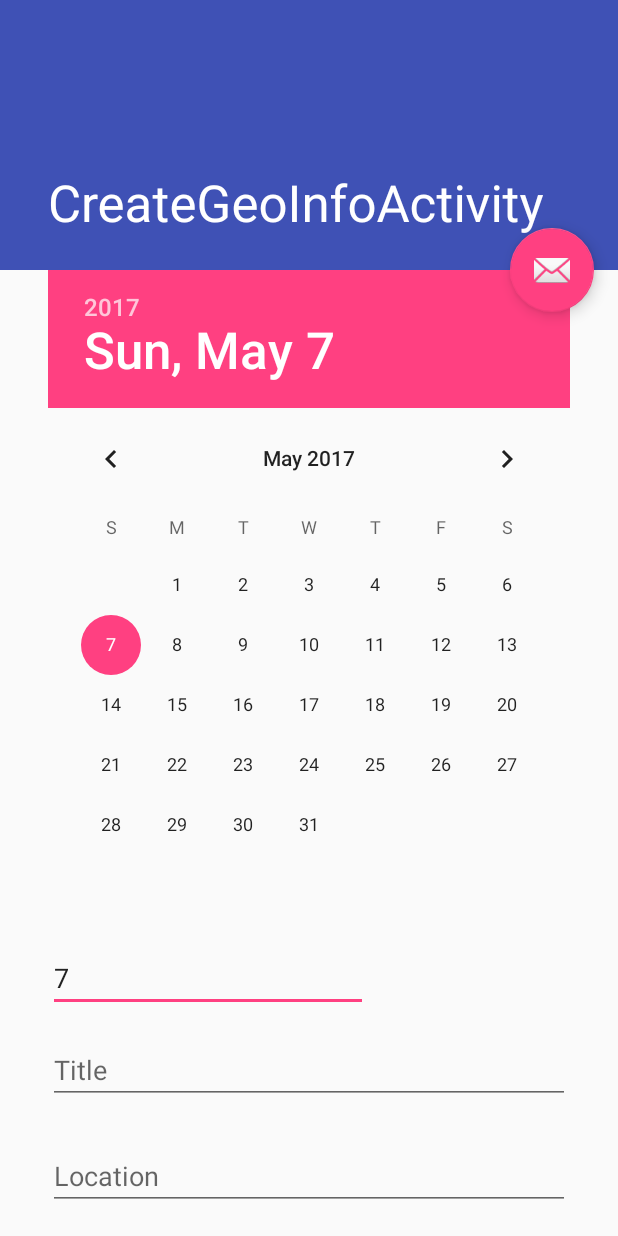
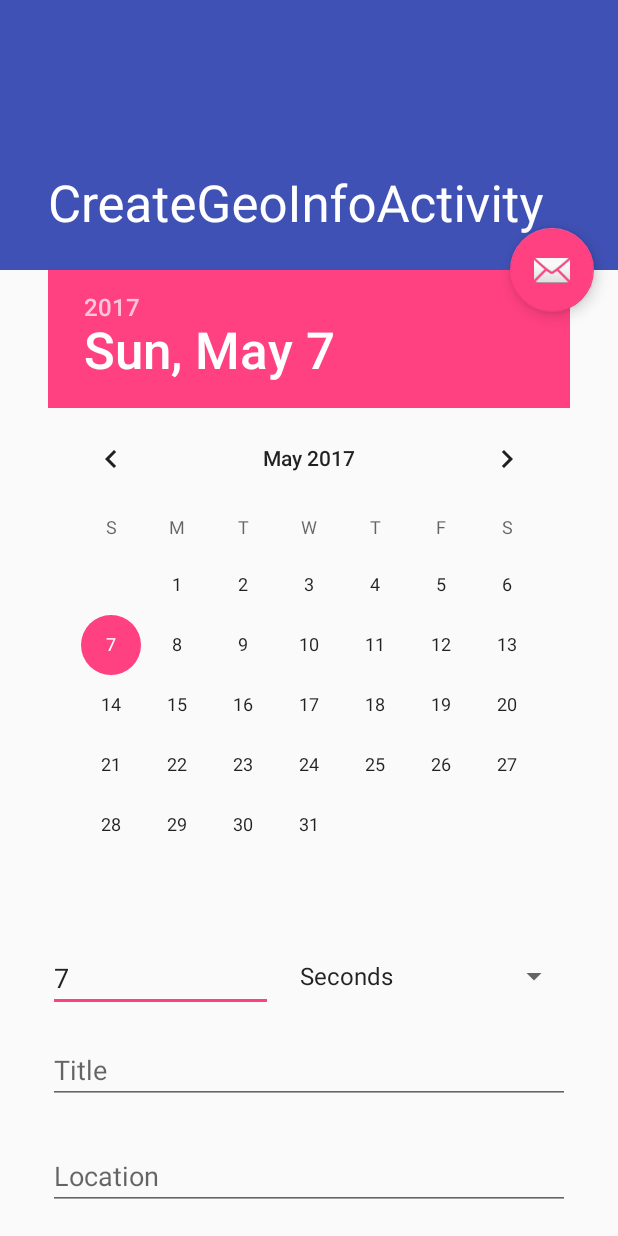
Before and after one commit to nikitosbobin/geolocation-timer, an Android app: the CreateGeoInfoActivity screen opened directly, with no data from a screen before it, on a phone screen of 412 x 824 dp. Run offline under Robolectric (Android 15) with nearby library versions, the phone set to English and light mode, and no system bars; our stand-ins replace ButterKnife.

Commit message:
Change determine user position logic. Add spinner to content_create_geo_info to select time unit of update period

```diff
--- a/app/src/main/java/com/nikit/bobin/geolocationtimer/CreateGeoInfoActivity.java
+++ b/app/src/main/java/com/nikit/bobin/geolocationtimer/CreateGeoInfoActivity.java
@@ -13,9 +13,11 @@ import android.support.v7.app.AppCompatActivity;
 import android.support.v7.widget.Toolbar;
 import android.text.Editable;
 import android.view.View;
+import android.widget.ArrayAdapter;
 import android.widget.Button;
 import android.widget.DatePicker;
 import android.widget.EditText;
+import android.widget.Spinner;
 import android.widget.Switch;
 import android.widget.Toast;
 
@@ -58,7 +60,8 @@ public class CreateGeoInfoActivity extends AppCompatActivity {
     Switch geoInfoEnabledSwitch;
     @BindView(R.id.delete_button)
     Button deleteGeoInfoButton;
-
+    @BindView(R.id.time_unit_spinner)
+    Spinner timeUnitSpinner;
 
     @Override
     protected void onCreate(Bundle savedInstanceState) {
@@ -71,7 +74,6 @@ public class CreateGeoInfoActivity extends AppCompatActivity {
 
         ButterKnife.bind(this);
         loadFromIntent();
-
         FloatingActionButton fab = (FloatingActionButton) findViewById(R.id.fab);
         fab.setOnClickListener(new View.OnClickListener() {
             @Override
--- a/app/src/main/res/layout/content_create_geo_info.xml
+++ b/app/src/main/res/layout/content_create_geo_info.xml
@@ -1,6 +1,5 @@
 <?xml version="1.0" encoding="utf-8"?>
-<android.support.v4.widget.NestedScrollView
-    xmlns:android="http://schemas.android.com/apk/res/android"
+<android.support.v4.widget.NestedScrollView xmlns:android="http://schemas.android.com/apk/res/android"
     xmlns:app="http://schemas.android.com/apk/res-auto"
     xmlns:tools="http://schemas.android.com/tools"
     android:layout_width="match_parent"
@@ -8,6 +7,7 @@
     app:layout_behavior="@string/appbar_scrolling_view_behavior"
     tools:context="com.nikit.bobin.geolocationtimer.CreateGeoInfoActivity"
     tools:showIn="@layout/activity_create_geo_info">
+
     <RelativeLayout
         android:id="@+id/rel"
         android:layout_width="match_parent"
@@ -22,80 +22,81 @@
 
         <EditText
             android:id="@+id/period_selector"
-            android:layout_width="wrap_content"
+            android:layout_width="150dp"
+            android:layout_marginEnd="10dp"
             android:layout_height="wrap_content"
+            android:layout_alignStart="@+id/datePicker"
+            android:layout_below="@+id/datePicker"
+            android:layout_marginTop="19dp"
             android:ems="10"
-            android:text="7"
+            android:hint="@string/period_days"
             android:inputType="numberDecimal"
-            android:hint="@string/period_days"
-            android:layout_marginTop="19dp"
-            android:layout_below="@+id/datePicker"
-            android:layout_alignStart="@+id/datePicker" />
+            android:text="7" />
 
         <EditText
             android:id="@+id/location_label"
             android:layout_width="wrap_content"
             android:layout_height="wrap_content"
+            android:layout_alignEnd="@+id/geo_info_title"
+            android:layout_alignStart="@+id/period_selector"
+            android:layout_below="@+id/geo_info_title"
             android:layout_marginTop="25dp"
+            android:editable="false"
             android:ems="10"
-            android:editable="false"
-            android:hint="@string/location"
-            android:layout_below="@+id/geo_info_title"
-            android:layout_alignStart="@+id/period_selector"
-            android:layout_alignEnd="@+id/geo_info_title" />
+            android:hint="@string/location" />
 
         <Switch
             android:id="@+id/notify_period_end_switch"
             android:layout_width="wrap_content"
             android:layout_height="wrap_content"
-            android:text="@string/notify_than_period_ends"
+            android:layout_alignEnd="@+id/location_label"
+            android:layout_alignStart="@+id/location_label"
             android:layout_below="@+id/location_label"
             android:layout_marginTop="28dp"
-            android:layout_alignStart="@+id/location_label"
-            android:layout_alignEnd="@+id/location_label" />
+            android:text="@string/notify_than_period_ends" />
 
         <Switch
             android:id="@+id/clear_timer_each_period_switch"
             android:layout_width="wrap_content"
             android:layout_height="wrap_content"
+            android:layout_alignEnd="@+id/notify_period_end_switch"
+            android:layout_alignStart="@+id/notify_period_end_switch"
             android:layout_below="@+id/notify_period_end_switch"
             android:layout_marginTop="31dp"
-            android:text="@string/clear_timer_each_period"
-            android:layout_alignStart="@+id/notify_period_end_switch"
-            android:layout_alignEnd="@+id/notify_period_end_switch" />
+            android:text="@string/clear_timer_each_period" />
 
         <Button
             android:id="@+id/save_geo_info_button"
             android:layout_width="wrap_content"
             android:layout_height="wrap_content"
+            android:layout_alignEnd="@+id/clear_timer_each_period_switch"
+            android:layout_below="@+id/geo_info_enabled_switch"
+            android:layout_marginBottom="50dp"
             android:layout_marginTop="34dp"
-            android:layout_marginBottom="50dp"
-            android:text="@string/save"
-            android:layout_below="@+id/geo_info_enabled_switch"
-            android:layout_alignEnd="@+id/clear_timer_each_period_switch" />
+            android:text="@string/save" />
 
         <Switch
             android:id="@+id/geo_info_enabled_switch"
             android:layout_width="wrap_content"
             android:layout_height="wrap_content"
+            android:layout_alignEnd="@+id/save_geo_info_button"
+            android:layout_alignStart="@+id/clear_timer_each_period_switch"
+            android:layout_below="@+id/clear_timer_each_period_switch"
             android:layout_marginTop="28dp"
-            android:text="@string/enabled"
             android:checked="true"
-            android:layout_below="@+id/clear_timer_each_period_switch"
-            android:layout_alignStart="@+id/clear_timer_each_period_switch"
-            android:layout_alignEnd="@+id/save_geo_info_button" />
+            android:text="@string/enabled" />
 
         <EditText
             android:id="@+id/geo_info_title"
             android:layout_width="wrap_content"
             android:layout_height="wrap_content"
+            android:layout_alignEnd="@+id/datePicker"
+            android:layout_alignStart="@+id/period_selector"
+            android:layout_below="@+id/period_selector"
+            android:layout_marginTop="16dp"
             android:ems="10"
-            android:inputType="textPersonName"
             android:hint="@string/title"
-            android:layout_marginTop="16dp"
-            android:layout_below="@+id/period_selector"
-            android:layout_alignStart="@+id/period_selector"
-            android:layout_alignEnd="@+id/datePicker" />
+            android:inputType="text" />
 
         <Button
             android:id="@+id/delete_button"
@@ -105,5 +106,15 @@
             android:layout_marginEnd="30dp"
             android:layout_toStartOf="@+id/save_geo_info_button"
             android:text="@string/delete" />
+
+        <Spinner
+            android:id="@+id/time_unit_spinner"
+            android:entries="@array/time_units"
+            android:layout_width="match_parent"
+            android:layout_height="wrap_content"
+            android:layout_alignTop="@+id/period_selector"
+            android:layout_marginTop="9dp"
+            android:layout_alignEnd="@+id/geo_info_title"
+            android:layout_toEndOf="@+id/period_selector" />
     </RelativeLayout>
 </android.support.v4.widget.NestedScrollView>
--- a/app/src/main/res/values/strings.xml
+++ b/app/src/main/res/values/strings.xml
@@ -16,4 +16,11 @@
     <string name="delete">Delete</string>
     <string name="test">test</string>
     <string name="title_activity_geo_info_list">GeoInfoListActivity</string>
+    <string-array name="time_units">
+        <item>Seconds</item>
+        <item>Minutes</item>
+        <item>Days</item>
+        <item>Weeks</item>
+        <item>Months</item>
+    </string-array>
 </resources>
```
Also changed, not shown: app/src/main/java/com/nikit/bobin/geolocationtimer/GeoInfo.java (+9 -8 lines), app/src/main/java/com/nikit/bobin/geolocationtimer/LocationWatcher.java (+33 -38 lines).
